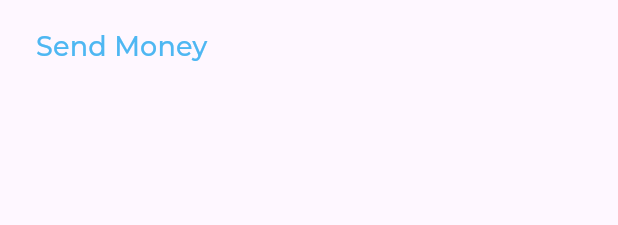
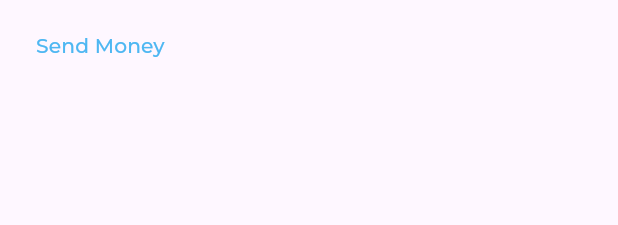
Before and after one commit to KhaledElalfy1/responsive-dash-board, a Flutter app: the CustomElevatedButton widget shown alone on an empty page, opened directly, on a phone screen of 412 x 824 dp. Shown: the top 225 px of the screen. Run offline on Flutter 3.47's test engine with Material 3 defaults, Android fonts, the phone set to English and light mode, and no system bars; our stand-ins replace expandable_page_view, fl_chart, flutter_svg; project files that could hold a hidden picture were left out.

Commit message:
add responsive font size and fix some points

```diff
--- a/lib/utils/app_styles.dart
+++ b/lib/utils/app_styles.dart
@@ -1,66 +1,122 @@
 import 'package:flutter/material.dart';
+import 'package:responsive_dash_board/utils/size_config.dart';
 
 abstract class AppStyles {
   static const String _fontFamily = 'Montserrat';
 
-  static const TextStyle styleRegular16 = TextStyle(
-    color: Color(0xff064061),
-    fontSize: 16,
+  static TextStyle styleRegular16(BuildContext context) {
+    return TextStyle(
+      color: const Color(0xff064061),
+      fontSize: getResponsiveFontSize(context, fontSize: 16),
       fontWeight: FontWeight.w400,
       fontFamily: _fontFamily,
     );
-  static const TextStyle styleMedium16 = TextStyle(
-    color: Color(0xff064061),
-    fontSize: 16,
-    fontWeight: FontWeight.w500,
-    fontFamily: _fontFamily,
-  );
-  static const TextStyle styleSemiBold16 = TextStyle(
-    color: Color(0xff064061),
-    fontSize: 16,
-    fontWeight: FontWeight.w600,
-    fontFamily: _fontFamily,
-  );
-  static const TextStyle styleBold16 = TextStyle(
-    color: Color(0xff4EB7F2),
-    fontSize: 16,
-    fontWeight: FontWeight.w700,
-    fontFamily: _fontFamily,
-  );
-  static const TextStyle styleSemiBold20 = TextStyle(
-    color: Color(0xff064061),
-    fontSize: 20,
-    fontWeight: FontWeight.w600,
-    fontFamily: _fontFamily,
-  );
-  static const TextStyle styleRegular12 = TextStyle(
-    color: Color(0xffAAAAAA),
-    fontSize: 12,
-    fontWeight: FontWeight.w400,
-    fontFamily: _fontFamily,
-  );
-  static const TextStyle styleSemiBold24 = TextStyle(
-    color: Color(0xff4EB7F2),
-    fontSize: 24,
-    fontWeight: FontWeight.w600,
-    fontFamily: _fontFamily,
-  );
-  static const TextStyle styleRegular14 = TextStyle(
-    color: Color(0xffAAAAAA),
-    fontSize: 14,
-    fontWeight: FontWeight.w400,
-    fontFamily: _fontFamily,
-  );
-  static const TextStyle styleSemiBold18 = TextStyle(
-    color: Color(0xff4EB7F2),
-    fontSize: 18,
-    fontWeight: FontWeight.w600,
-    fontFamily: _fontFamily,
-  );
-  static const TextStyle styleMedium20 = TextStyle(
-    color: Color(0xffFFFFFF),
-    fontSize: 20,
+  }
+
+  static TextStyle styleMedium16(BuildContext context) {
+    return TextStyle(
+      color: const Color(0xff064061),
+      fontSize: getResponsiveFontSize(context, fontSize: 16),
       fontWeight: FontWeight.w500,
       fontFamily: _fontFamily,
     );
   }
+
+  static TextStyle styleSemiBold16(BuildContext context) {
+    return TextStyle(
+      color: const Color(0xff064061),
+      fontSize: getResponsiveFontSize(context, fontSize: 16),
+      fontWeight: FontWeight.w600,
+      fontFamily: _fontFamily,
+    );
+  }
+
+  static TextStyle styleBold16(BuildContext context) {
+    return TextStyle(
+      color: const Color(0xff4EB7F2),
+      fontSize: getResponsiveFontSize(context, fontSize: 16),
+      fontWeight: FontWeight.w700,
+      fontFamily: _fontFamily,
+    );
+  }
+
+  static TextStyle styleSemiBold20(BuildContext context) {
+    return TextStyle(
+      color: const Color(0xff064061),
+      fontSize: getResponsiveFontSize(context, fontSize: 20),
+      fontWeight: FontWeight.w600,
+      fontFamily: _fontFamily,
+    );
+  }
+
+  static TextStyle styleRegular12(BuildContext context) {
+    return TextStyle(
+      color: const Color(0xffAAAAAA),
+      fontSize: getResponsiveFontSize(context, fontSize: 12),
+      fontWeight: FontWeight.w400,
+      fontFamily: _fontFamily,
+    );
+  }
+
+  static TextStyle styleSemiBold24(BuildContext context) {
+    return TextStyle(
+      color: const Color(0xff4EB7F2),
+      fontSize: getResponsiveFontSize(context, fontSize: 24),
+      fontWeight: FontWeight.w600,
+      fontFamily: _fontFamily,
+    );
+  }
+
+  static TextStyle styleRegular14(BuildContext context) {
+    return TextStyle(
+      color: const Color(0xffAAAAAA),
+      fontSize: getResponsiveFontSize(context, fontSize: 14),
+      fontWeight: FontWeight.w400,
+      fontFamily: _fontFamily,
+    );
+  }
+
+  static TextStyle styleSemiBold18(BuildContext context) {
+    return TextStyle(
+      color: const Color(0xff4EB7F2),
+      fontSize: getResponsiveFontSize(context, fontSize: 18),
+      fontWeight: FontWeight.w600,
+      fontFamily: _fontFamily,
+    );
+  }
+
+  static TextStyle styleMedium20(BuildContext context) {
+    return TextStyle(
+      color: const Color(0xffFFFFFF),
+      fontSize: getResponsiveFontSize(context, fontSize: 20),
+      fontWeight: FontWeight.w500,
+      fontFamily: _fontFamily,
+    );
+  }
+}
+
+double getResponsiveFontSize(BuildContext context, {required double fontSize}) {
+  double currentWidth = MediaQuery.sizeOf(context).width;
+  // var dispatcher = PlatformDispatcher.instance;
+  // var physicalWidth = dispatcher.views.first.physicalSize.width;
+  // var devicePixelRatio = dispatcher.views.first.devicePixelRatio;
+  // double currentWidth = physicalWidth / devicePixelRatio;
+  double responsiveFont =
+      fontSize * getCurrentPlatformRatio(currentWidth: currentWidth);
+  double lowerLimit = responsiveFont * .8;
+  double upperLimit = responsiveFont * 1.2;
+  // debugPrint(
+  //     'base font size $fontSize , lowerLimit = $lowerLimit , upperLimit= $upperLimit , responsive font $responsiveFont , final font ${responsiveFont.clamp(lowerLimit, upperLimit)}');
+
+  return responsiveFont.clamp(lowerLimit, upperLimit);
+}
+
+double getCurrentPlatformRatio({required double currentWidth}) {
+  if (currentWidth < SizeConfig.tablet) {
+    return currentWidth / 550;
+  } else if (currentWidth < SizeConfig.desktop) {
+    return currentWidth / 1000;
+  } else {
+    return currentWidth / 1920;
+  }
+}
--- a/lib/widgets/all_expenses_header.dart
+++ b/lib/widgets/all_expenses_header.dart
@@ -14,7 +14,7 @@ class AllExpensesHeader extends StatelessWidget {
       children: [
         Text(
           title,
-          style: AppStyles.styleSemiBold20,
+          style: AppStyles.styleSemiBold20(context),
         ),
        const RangeOptions(),
       ],
--- a/lib/widgets/custom_elevated_button.dart
+++ b/lib/widgets/custom_elevated_button.dart
@@ -19,7 +19,7 @@ class CustomElevatedButton extends StatelessWidget {
         onPressed: () {},
         child: Text(
           'Send Money',
-          style: AppStyles.styleSemiBold18.copyWith(color:textColor),
+          style: AppStyles.styleSemiBold18(context).copyWith(color:textColor),
         ),
       ),
     );
--- a/lib/widgets/custom_text_filed.dart
+++ b/lib/widgets/custom_text_filed.dart
@@ -10,7 +10,7 @@ class CustomTextFiled extends StatelessWidget {
       decoration: InputDecoration(
         hintText: hintText,
         hintStyle:
-            AppStyles.styleRegular16.copyWith(color: const Color(0xffAAAAAA)),
+            AppStyles.styleRegular16(context).copyWith(color: const Color(0xffAAAAAA)),
         fillColor: const Color(0xffFAFAFA),
         filled: true,
         border: borderDecoration(),
--- a/lib/widgets/detail_item.dart
+++ b/lib/widgets/detail_item.dart
@@ -14,11 +14,11 @@ class DetailItem extends StatelessWidget {
       ),
       title: Text(
         incomeDetailsModel.title,
-        style: AppStyles.styleRegular16,
+        style: AppStyles.styleRegular16(context),
       ),
       trailing: Text(
         incomeDetailsModel.value,
-        style: AppStyles.styleMedium16,
+        style: AppStyles.styleMedium16(context),
       ),
     );
   }
--- a/lib/widgets/my_card_section.dart
+++ b/lib/widgets/my_card_section.dart
@@ -29,9 +29,9 @@ class _MyCardSectionState extends State<MyCardSection> {
     return  Column(
       crossAxisAlignment: CrossAxisAlignment.start,
       children: [
-        const Text(
+         Text(
           'My card',
-          style: AppStyles.styleSemiBold20,
+          style: AppStyles.styleSemiBold20(context),
         ),
         const SizedBox(
           height: 20,
--- a/lib/widgets/quick_invoice_header.dart
+++ b/lib/widgets/quick_invoice_header.dart
@@ -9,9 +9,9 @@ class QuickInvoiceHeader extends StatelessWidget {
     return Row(
       mainAxisAlignment: MainAxisAlignment.spaceBetween,
       children: [
-        const Text(
+         Text(
           'Quick Invoice',
-          style: AppStyles.styleSemiBold20,
+          style: AppStyles.styleSemiBold20(context),
         ),
         CircleAvatar(
           radius: 24,
--- a/lib/widgets/range_options.dart
+++ b/lib/widgets/range_options.dart
@@ -17,9 +17,9 @@ class RangeOptions extends StatelessWidget {
       ),
       child: Row(
         children: [
-          const Text(
+           Text(
             'Monthly',
-            style: AppStyles.styleMedium16,
+            style: AppStyles.styleMedium16(context),
           ),
           const SizedBox(
             width: 18,
--- a/lib/widgets/title_text_filed_widget.dart
+++ b/lib/widgets/title_text_filed_widget.dart
@@ -13,7 +13,7 @@ class TitleTextFiledWidget extends StatelessWidget {
       children: [
         Text(
           title,
-          style: AppStyles.styleMedium16,
+          style: AppStyles.styleMedium16(context),
         ),
         const SizedBox(
           height: 12,
--- a/lib/widgets/transaction_history.dart
+++ b/lib/widgets/transaction_history.dart
@@ -18,7 +18,7 @@ class TransactionHistory extends StatelessWidget {
         Text(
           '13 April 2022',
           style:
-              AppStyles.styleMedium16.copyWith(color: const Color(0xffAAAAAA)),
+              AppStyles.styleMedium16(context).copyWith(color: const Color(0xffAAAAAA)),
         ),
         const SizedBox(
           height: 16,
--- a/lib/widgets/transaction_history_header.dart
+++ b/lib/widgets/transaction_history_header.dart
@@ -11,13 +11,13 @@ class TransactionHistoryHeader extends StatelessWidget {
     return Row(
       mainAxisAlignment: MainAxisAlignment.spaceBetween,
       children: [
-        const Text(
+         Text(
           'Transaction History',
-          style: AppStyles.styleSemiBold20,
+          style: AppStyles.styleSemiBold20(context),
         ),
         Text(
           'See all',
-          style: AppStyles.styleMedium16.copyWith(color:const Color(0xff4EB7F2)),
+          style: AppStyles.styleMedium16(context).copyWith(color:const Color(0xff4EB7F2)),
         ),
       ],
     );
--- a/lib/widgets/transaction_item.dart
+++ b/lib/widgets/transaction_item.dart
@@ -17,16 +17,16 @@ class TransactionItem extends StatelessWidget {
       child: ListTile(
         title: Text(
           transactionModel.title,
-          style: AppStyles.styleMedium16,
+          style: AppStyles.styleMedium16(context),
         ),
         subtitle: Text(
           transactionModel.date,
           style:
-              AppStyles.styleRegular16.copyWith(color: const Color(0xffAAAAAA)),
+              AppStyles.styleRegular16(context).copyWith(color: const Color(0xffAAAAAA)),
         ),
         trailing: Text(
           transactionModel.amount,
-          style: AppStyles.styleSemiBold20.copyWith(
+          style: AppStyles.styleSemiBold20(context).copyWith(
             color: transactionModel.isWithdraw
                 ? const Color(0xffF3735E)
                 : const Color(0xff7DD97B),
```
Also changed, not shown: lib/widgets/active_and_inactive_all_expenses_item.dart (+6 -6 lines), lib/widgets/detailed_income_chart.dart (+4 -5 lines), lib/widgets/drawer_item.dart (+8 -3 lines), lib/widgets/latest_transaction.dart (+4 -4 lines), lib/widgets/my_card_widget.dart (+13 -7 lines), lib/widgets/user_info_list_tile.dart (+14 -6 lines). Lines whose indentation alone changed are shown as unchanged.
